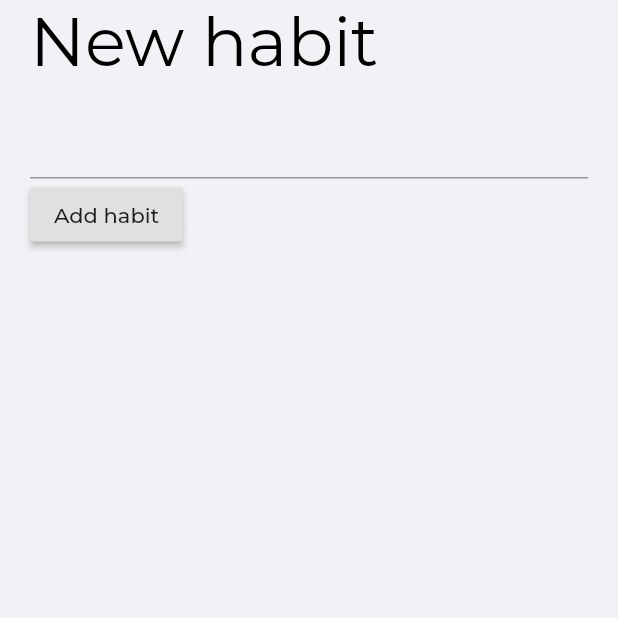
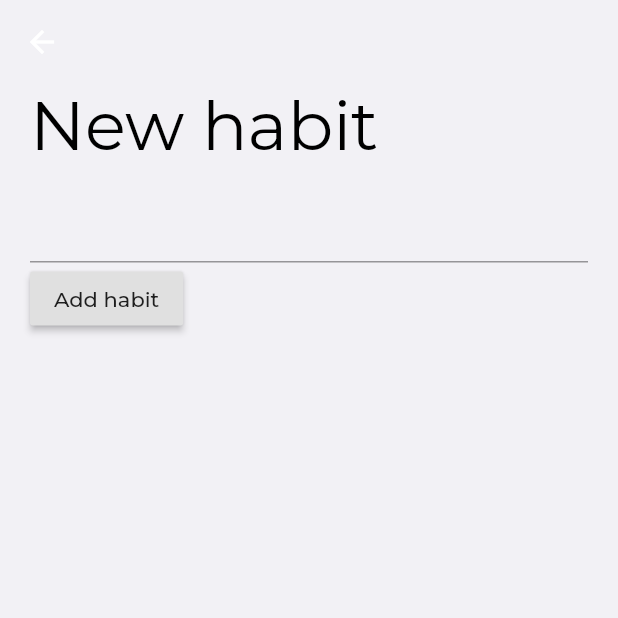
Before and after one commit to jenshor/habit-tracker, a Flutter app: the AddHabitPage screen opened directly, on a phone screen of 412 x 824 dp, the top half of it. Run offline on Flutter 3.47's test engine with Material 2 defaults, Android fonts, the phone set to English and light mode, and no system bars; our stand-ins replace bloc, cloud_firestore, equatable, firebase_auth, firebase_core, flutter_bloc and 4 more; missing offline and left inert: pedantic; accounts and stored records are empty.

Commit message:
made appbar transparent

```diff
--- a/lib/app.dart
+++ b/lib/app.dart
@@ -8,6 +8,7 @@ class App extends StatelessWidget {
   Widget build(BuildContext context) {
     return MaterialApp(
       theme: ThemeData(
+          appBarTheme: AppBarTheme(elevation: 0, color: Colors.transparent),
           scaffoldBackgroundColor: Color(0xFFF2F1F5),
           textTheme: GoogleFonts.montserratTextTheme().apply(
               bodyColor: Colors.black,
--- a/lib/widgets/custom_scaffold.dart
+++ b/lib/widgets/custom_scaffold.dart
@@ -8,6 +8,11 @@ class CustomScaffold extends StatelessWidget {
   @override
   Widget build(BuildContext context) {
     return Scaffold(
+      extendBodyBehindAppBar: true,
+
+      appBar: AppBar(
+
+      ),
       body: SafeArea(
         child: Padding(
           padding: EdgeInsets.symmetric(horizontal: 20),
```
